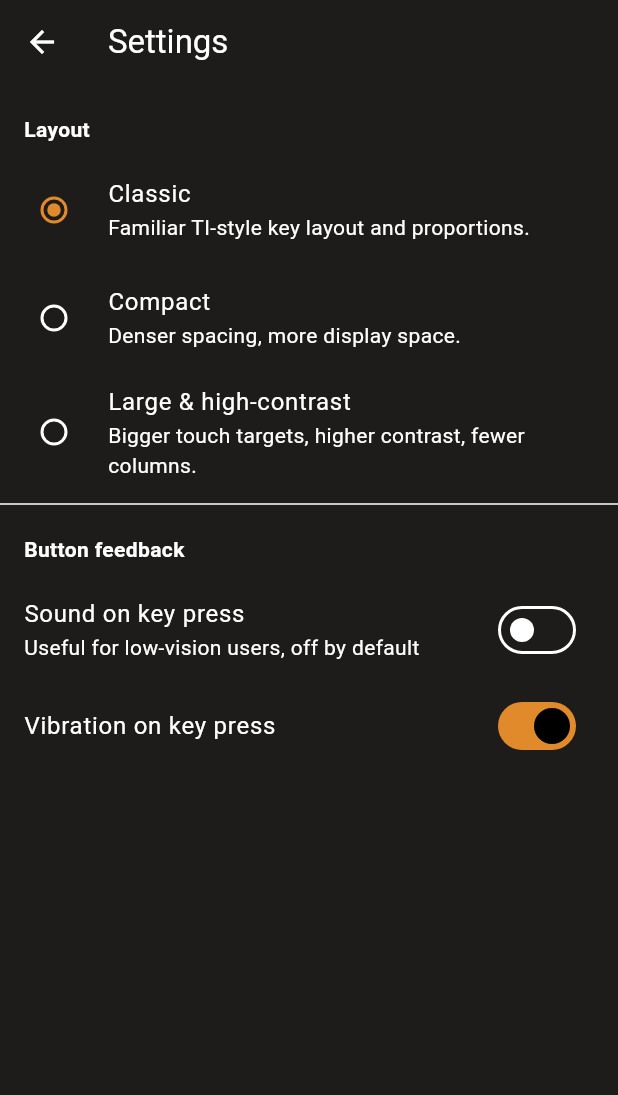
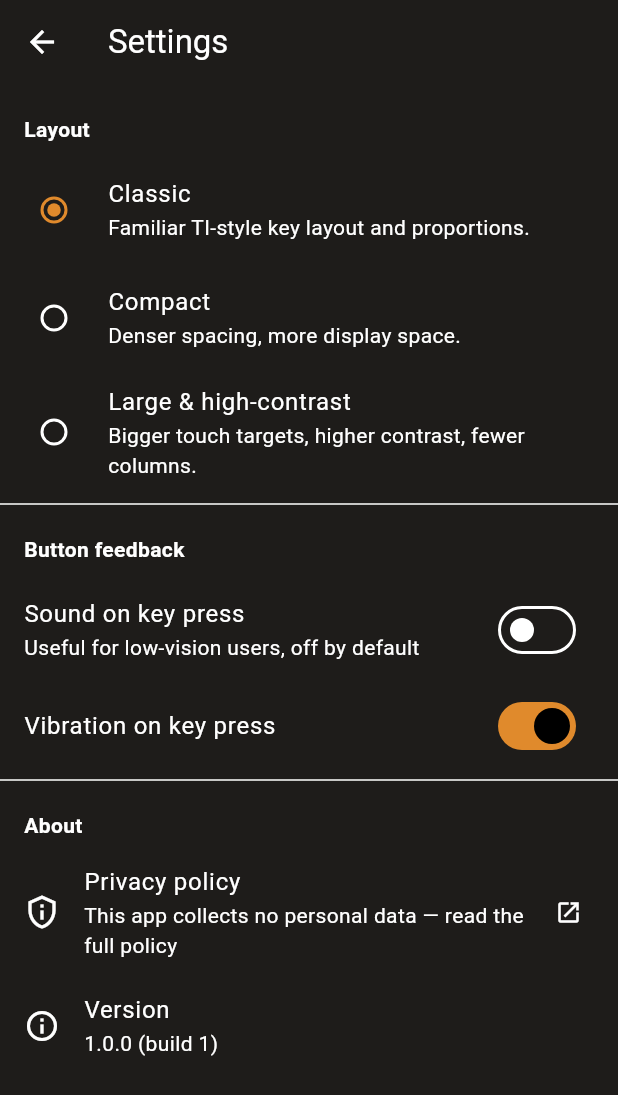
Before and after one commit to dgrudlev-sys/Claude, a Flutter app: the screen it shows after launch, tab 2 chosen, after a tap on the "settings" icon, on a phone screen of 412 x 824 dp. Shown: the top 1095 px of the screen. Run offline on Flutter 3.47's test engine with Material 3 defaults, Android fonts, the phone set to English and light mode, and no system bars; our stand-ins replace math_expressions, package_info_plus, shared_preferences; missing offline and left inert: equations.

Commit message:
Prepare Play Store submission: signing, icon, privacy policy, listing copy
Everything buildable without Android SDK access to make the actual
submission process smoother:

- Real release signing: generated an upload keystore (keytool was
  available even without the full Android SDK) and wired it into
  build.gradle.kts via android/key.properties (gitignored — verified
  explicitly, not just assumed). Falls back to debug signing if the
  file is absent so `flutter run --release` keeps working on a machine
  that hasn't set one up. The keystore itself was handed to the user
  as a download rather than committed, since this container is
  ephemeral and it's the one truly irreplaceable artifact of the
  session.
- Real app icon: generated from the app's own charcoal/amber theme
  tokens (not the default Flutter logo), installed across every
  Android mipmap density plus a proper adaptive icon (separate
  foreground/background layers via flutter_launcher_icons) and the
  web favicon/icons.
- Fixed the app display name everywhere it still said the raw
  "scientific_calculator" package-name default (Android manifest, web
  manifest, page title).
- Privacy policy drafted to accurately reflect the app's real current
  behavior (collects nothing, no accounts, no third-party SDKs) and
  linked in-app from Settings -> About alongside the version number —
  Google requires an in-app disclosure, not just a Console field.
- Data Safety form answers, content rating notes, and store listing
  copy drafted as reference material based on the app's actual code,
  not boilerplate — written to avoid two specific policy trips (TI
  trademark terms, keyword stuffing).

All verified with flutter analyze + the full test suite (138 passing)
+ a web build; the Android build itself remains unverifiable from this
environment (see README) but none of this session's changes needed it.

```diff
--- a/scientific-calculator/lib/screens/settings_screen.dart
+++ b/scientific-calculator/lib/screens/settings_screen.dart
@@ -1,7 +1,14 @@
 import 'package:flutter/material.dart';
+import 'package:package_info_plus/package_info_plus.dart';
+import 'package:url_launcher/url_launcher.dart';
 
 import '../services/settings_controller.dart';
 import '../theme/layout_style.dart';
+
+// TODO: swap for a permanently-hosted URL before publishing — this one is
+// a Claude Artifact, convenient for getting a real, live URL in front of
+// Play Console today, but not a long-term hosting home.
+const privacyPolicyUrl = 'https://claude.ai/code/artifact/3e3eef04-1156-4f39-9f5b-463168598093';
 
 class SettingsScreen extends StatelessWidget {
   const SettingsScreen({super.key, required this.settings});
@@ -53,6 +60,12 @@ class SettingsScreen extends StatelessWidget {
                 value: settings.hapticsEnabled,
                 onChanged: settings.setHapticsEnabled,
               ),
+              const Divider(),
+              const Padding(
+                padding: EdgeInsets.fromLTRB(16, 12, 16, 8),
+                child: Text('About', style: TextStyle(fontWeight: FontWeight.bold)),
+              ),
+              const _AboutSection(),
             ],
           );
         },
@@ -60,3 +73,33 @@ class SettingsScreen extends StatelessWidget {
     );
   }
 }
+
+class _AboutSection extends StatelessWidget {
+  const _AboutSection();
+
+  @override
+  Widget build(BuildContext context) {
+    return Column(
+      children: [
+        ListTile(
+          leading: const Icon(Icons.privacy_tip_outlined),
+          title: const Text('Privacy policy'),
+          subtitle: const Text('This app collects no personal data — read the full policy'),
+          trailing: const Icon(Icons.open_in_new, size: 18),
+          onTap: () => launchUrl(Uri.parse(privacyPolicyUrl), mode: LaunchMode.externalApplication),
+        ),
+        FutureBuilder<PackageInfo>(
+          future: PackageInfo.fromPlatform(),
+          builder: (context, snapshot) {
+            final info = snapshot.data;
+            return ListTile(
+              leading: const Icon(Icons.info_outline),
+              title: const Text('Version'),
+              subtitle: Text(info == null ? 'Loading…' : '${info.version} (build ${info.buildNumber})'),
+            );
+          },
+        ),
+      ],
+    );
+  }
+}
```
Also changed, not shown: scientific-calculator/pubspec.yaml (+14 -1 lines), scientific-calculator/assets/icon/background.png (added), scientific-calculator/assets/icon/foreground.png (added), scientific-calculator/assets/icon/legacy.png (added), scientific-calculator/pubspec.lock, 27 other files.
